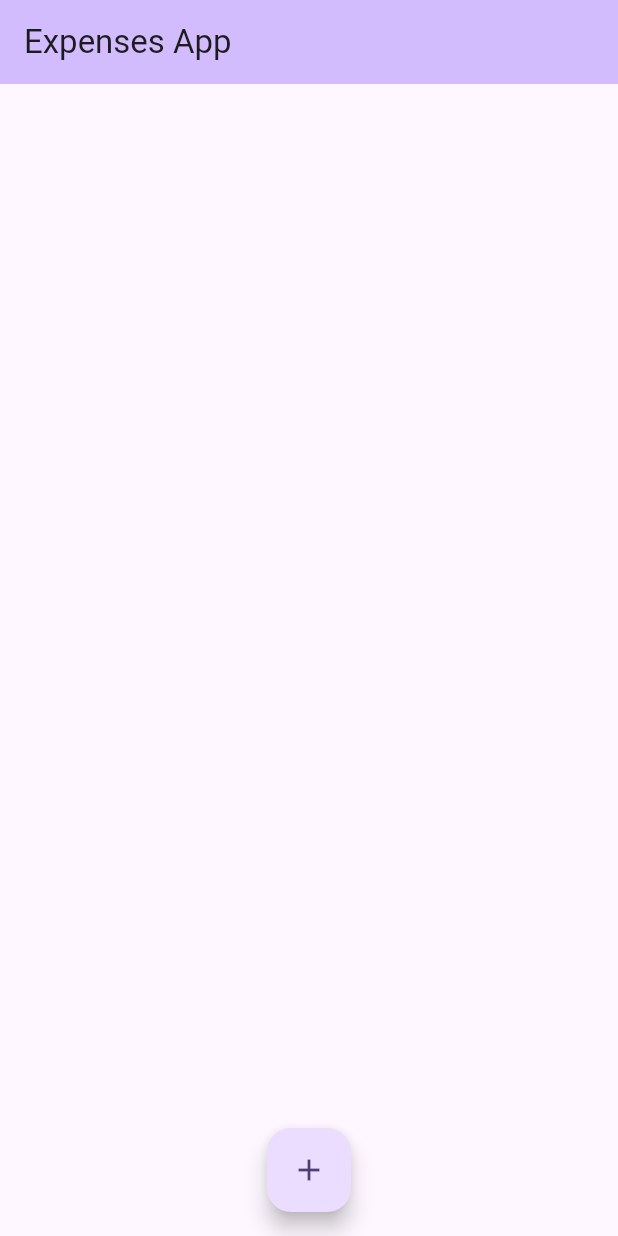
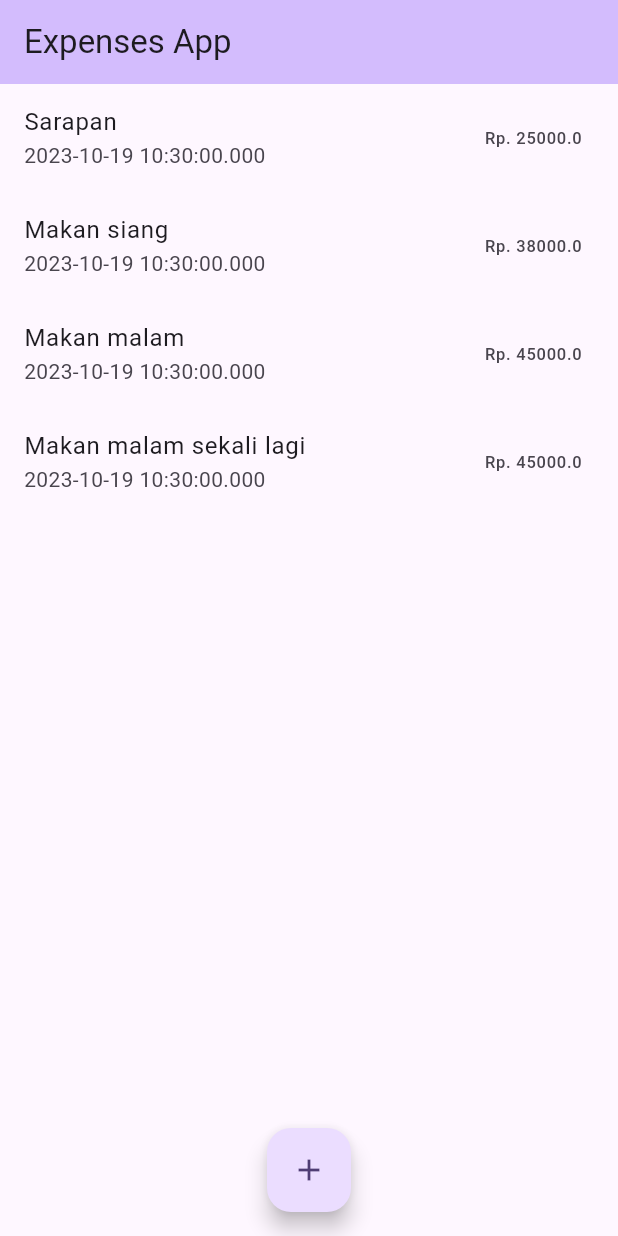
Before and after one commit to WiedjajaAtmadja/b04_expenses_app, a Flutter app: the screen it shows after launch, on a phone screen of 412 x 824 dp. Run offline on Flutter 3.47's test engine with Material 2 defaults, Android fonts, the phone set to English and light mode, and no system bars.

Commit message:
Step3. Add and display dummy transaction

```diff
--- a/lib/main.dart
+++ b/lib/main.dart
@@ -1,4 +1,5 @@
 import 'package:flutter/material.dart';
+import 'transaction.dart';
 
 void main() {
   runApp(const MyApp());
@@ -16,21 +17,46 @@ class MyApp extends StatelessWidget {
         colorScheme: ColorScheme.fromSeed(seedColor: Colors.deepPurple),
         useMaterial3: true,
       ),
-      home: const MyHomePage(title: 'Expenses App'),
+      home: const ExpenseApp(title: 'Expenses App'),
     );
   }
 }
 
-class MyHomePage extends StatefulWidget {
-  const MyHomePage({super.key, required this.title});
+class ExpenseApp extends StatefulWidget {
+  const ExpenseApp({super.key, required this.title});
   final String title;
 
   @override
-  State<MyHomePage> createState() => _MyHomePageState();
+  State<ExpenseApp> createState() => _ExpenseAppState();
 }
 
-class _MyHomePageState extends State<MyHomePage> {
-  int _counter = 0;
+class _ExpenseAppState extends State<ExpenseApp> {
+  final List<Transaction> _userTransactions = [
+    Transaction(
+      id: 'tx1',
+      title: 'Sarapan',
+      amount: 25000,
+      date: DateTime.now(),
+    ),
+    Transaction(
+      id: 'tx2',
+      title: 'Makan siang',
+      amount: 38000,
+      date: DateTime.now(),
+    ),
+    Transaction(
+      id: 'tx3',
+      title: 'Makan malam',
+      amount: 45000,
+      date: DateTime.now(),
+    ),
+    Transaction(
+      id: 'tx4',
+      title: 'Makan malam sekali lagi',
+      amount: 45000,
+      date: DateTime.now(),
+    ),
+  ];
 
   @override
   Widget build(BuildContext context) {
@@ -39,6 +65,15 @@ class _MyHomePageState extends State<MyHomePage> {
         backgroundColor: Theme.of(context).colorScheme.inversePrimary,
         title: Text(widget.title),
       ),
+      body: ListView.builder(
+          itemCount: _userTransactions.length,
+          itemBuilder: (ctx, index) {
+            return ListTile(
+              title: Text(_userTransactions[index].title),
+              subtitle: Text('${_userTransactions[index].date}'),
+              trailing: Text('Rp. ${_userTransactions[index].amount}'),
+            );
+          }),
       floatingActionButtonLocation: FloatingActionButtonLocation.centerFloat,
       floatingActionButton: const FloatingActionButton(
         onPressed: null,
```
